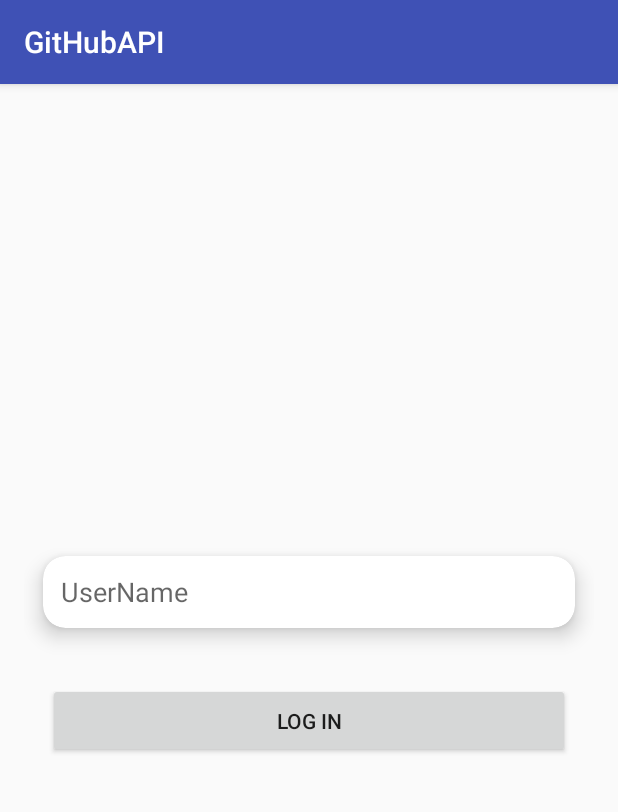
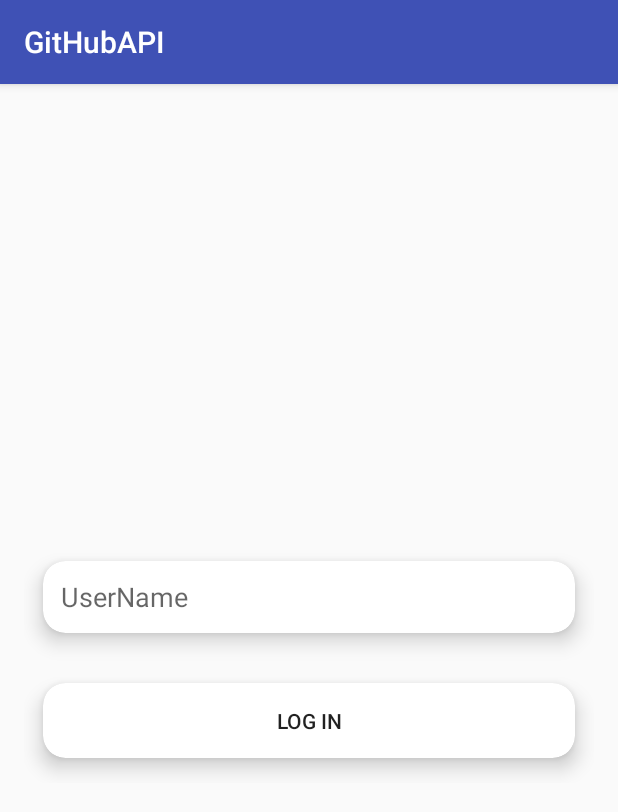
Before and after one commit to rohit9075/GitHubAPI, an Android app: the screen it shows after launch (LogInActivity), on a phone screen of 412 x 824 dp. Shown: the top 812 px of the screen. Run offline under Robolectric (Android 15) with nearby library versions, the phone set to English and light mode, and no system bars.

```diff
--- a/app/src/main/res/layout/activity_log_in.xml
+++ b/app/src/main/res/layout/activity_log_in.xml
@@ -31,16 +31,25 @@
 
         </android.support.v7.widget.CardView>
 
+
+        <android.support.v7.widget.CardView
+            android:layout_width="match_parent"
+            android:layout_height="wrap_content"
+            card_view:cardCornerRadius="15dp"
+            card_view:cardElevation="8dp"
+            card_view:cardUseCompatPadding="true">
+
             <Button
                 android:id="@+id/button_login"
                 android:layout_width="match_parent"
                 android:layout_height="wrap_content"
-            android:layout_marginTop="20dp"
-            android:layout_marginBottom="20dp"
                 android:padding="15dp"
                 android:layout_marginStart="16dp"
                 android:layout_marginEnd="16dp"
+                android:background="@null"
                 android:text="@string/login" />
+
+        </android.support.v7.widget.CardView>
 
     </LinearLayout>
 </RelativeLayout>
```
Also changed, not shown: app/src/main/java/com/rohit/githubapi/activity/UserActivity.java (+21 -21 lines). Lines whose indentation alone changed are shown as unchanged.
